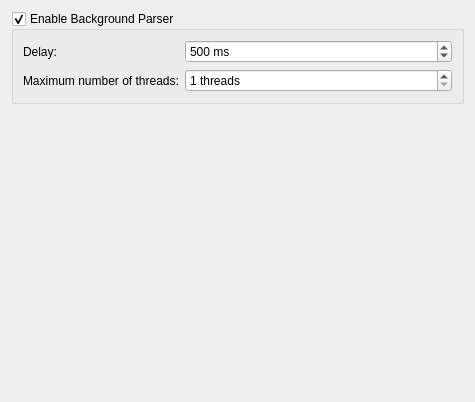
KDE/kdevelop, file shell/settings/bgpreferences.ui: the form before one commit.
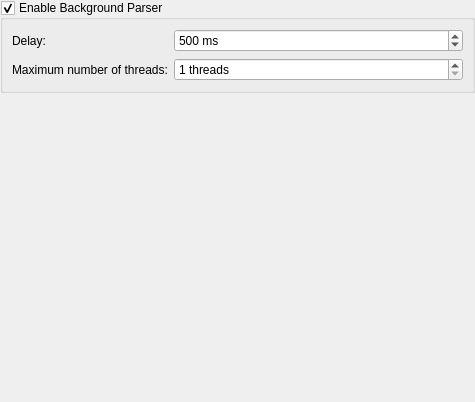
The form after the commit.

Commit message: Remove additional margin around setting pages

Patch:
```diff
--- a/shell/settings/bgpreferences.ui
+++ b/shell/settings/bgpreferences.ui
@@ -17,6 +17,9 @@
    </sizepolicy>
   </property>
   <layout class="QVBoxLayout" name="verticalLayout">
+   <property name="margin">
+    <number>0</number>
+   </property>
    <item>
     <widget class="QGroupBox" name="kcfg_enable">
      <property name="sizePolicy">
```
The commit also changes 10 other files.
